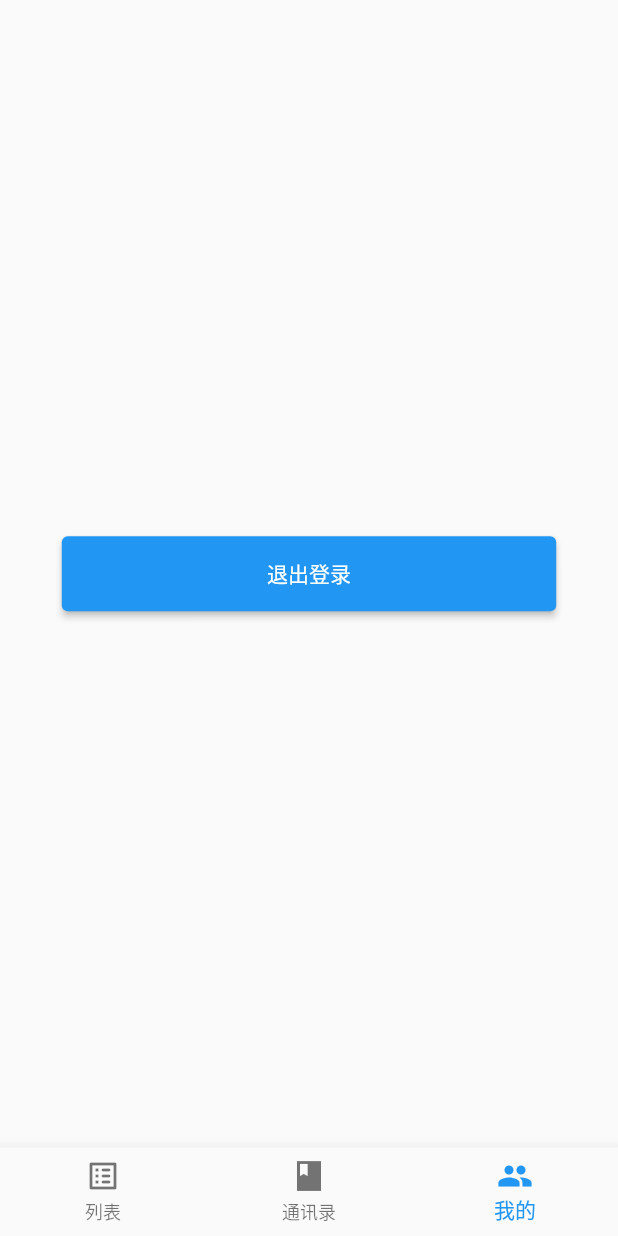
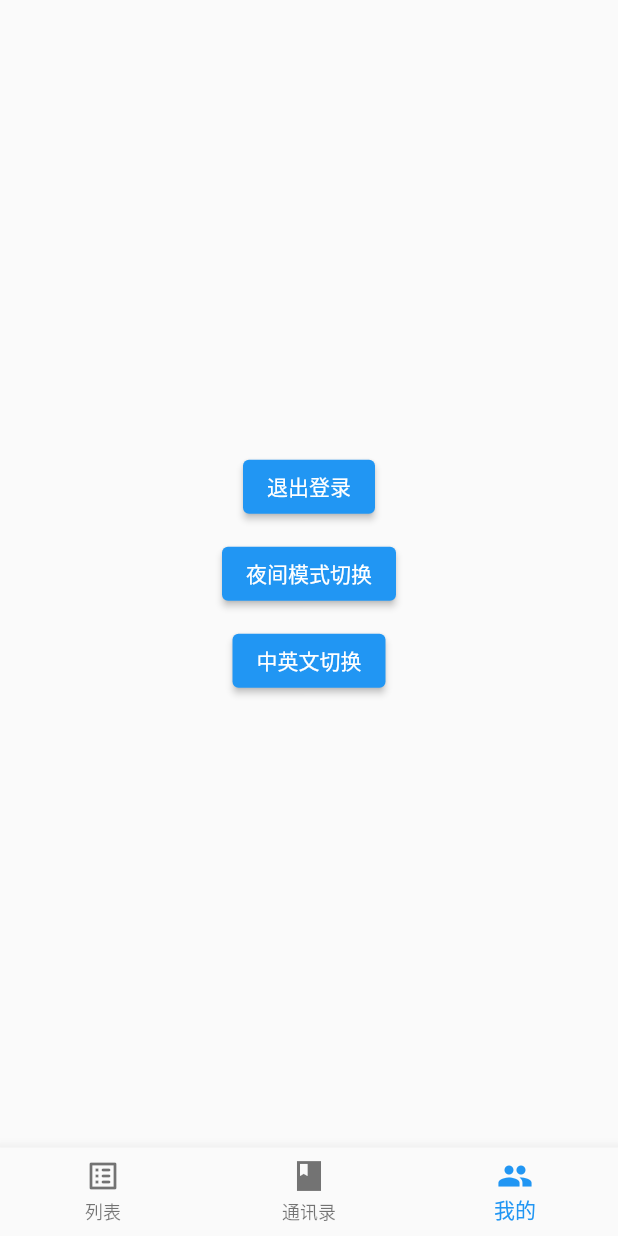
Before and after one commit to aa286211636/FlutterTemplate, a Flutter app: the Tabs screen opened by its route, item 3 of the bottom bar chosen, on a phone screen of 412 x 824 dp. Run offline on Flutter 3.47's test engine with Material 2 defaults, Android fonts, the phone set to English and light mode, and no system bars; our stand-ins replace cookie_jar, dio, dio_cookie_manager, flutter_keyboard_visibility, fluttertoast, get and 2 more; missing offline and left inert: dart:ffi; accounts and stored records are empty; network calls fail.

Commit message:
增加国际化和夜间模式

```diff
--- /dev/null
+++ b/flutter_demo/lib/common/language.dart
@@ -0,0 +1,37 @@
+import 'package:get/get.dart';
+class Language extends Translations {
+  @override
+  Map<String, Map<String, String>> get keys => {
+        'zh_CN': {
+           '英文': '英文',
+           '登录': '登录',
+           '退出登录': '退出登录',
+           '请输入账号': '请输入账号',
+           '请输入密码': '请输入密码',
+           '账号不能为空': '账号不能为空',
+           '密码不能为空': '密码不能为空',
+           '夜间模式切换':'夜间模式切换',
+           '中英文切换':'中英文切换',
+           '列表':'列表',
+           '通讯录':'通讯录',
+           '我的':'我的',
+
+
+
+        },
+        'en_US': {
+           '英文': 'english',
+           '登录': 'Login',
+           '退出登录': 'Sign out',
+           '请输入账号': 'Please enter the account number',
+           '请输入密码': 'Please enter a password',
+           '账号不能为空': 'Account cannot be empty',
+           '密码不能为空': 'Password cannot be empty',
+           '夜间模式切换':'Night mode switching',
+           '中英文切换':'zh_CN/en_US switching',
+           '列表':'List',
+           '通讯录':'Addressbook',
+           '我的':'Personal',
+        },
+  };
+}
--- a/flutter_demo/lib/login/login.dart
+++ b/flutter_demo/lib/login/login.dart
@@ -30,7 +30,7 @@ class _LoginPageState extends State<LoginPage> {
             TextField(
               controller: _accountController,
               decoration: InputDecoration(
-                labelText: '请输入账号',
+                labelText: '请输入账号'.tr,
               ),
             ),
             SizedBox(
@@ -38,7 +38,7 @@ class _LoginPageState extends State<LoginPage> {
             ),
             TextField(
               controller: _passwordController,
-              decoration: InputDecoration(labelText: '请输入密码'),
+              decoration: InputDecoration(labelText: '请输入密码'.tr),
             ),
             SizedBox(height: 40),
             Container(
@@ -49,7 +49,7 @@ class _LoginPageState extends State<LoginPage> {
                     _checkTextFlied(
                         _accountController.text, _passwordController.text);
                   },
-                  child: Text('登录')),
+                  child: Text('登录'.tr)),
             )
           ],
         ),
@@ -59,9 +59,9 @@ class _LoginPageState extends State<LoginPage> {
 
   _checkTextFlied(String accountStr, String passwordStr) {
     if (accountStr.isEmpty) {
-      Fluttertoast.showToast(msg: '账号不能为空');
+      Fluttertoast.showToast(msg: '账号不能为空'.tr);
     } else if (passwordStr.isEmpty) {
-      Fluttertoast.showToast(msg: '密码不能为空');
+      Fluttertoast.showToast(msg: '密码不能为空'.tr);
     } else {
       _loginRequest(accountStr, passwordStr);
     }
--- a/flutter_demo/lib/main.dart
+++ b/flutter_demo/lib/main.dart
@@ -3,7 +3,7 @@ import 'package:get_storage/get_storage.dart';
 import 'package:get/get.dart';
 import 'routers/routers.dart';
 import 'package:flutter_keyboard_visibility/flutter_keyboard_visibility.dart';
-
+import 'common/language.dart';
 void main() async {
   await GetStorage.init();
   runApp(const MyAPP());
@@ -18,6 +18,9 @@ class MyAPP extends StatelessWidget {
     return KeyboardDismissOnTap(
         child: GetMaterialApp(
       initialRoute: box.hasData('access_token') ? '/' : '/login',
+      translations: Language(),
+      locale: Locale('zh','CN'),
+      fallbackLocale: Locale('en','US'),
       getPages: AppRoute.routes,
       defaultTransition: Transition.cupertino,
     ));
--- a/flutter_demo/lib/pages/mine.dart
+++ b/flutter_demo/lib/pages/mine.dart
@@ -1,23 +1,55 @@
+import 'dart:ffi';
+
 import 'package:flutter/material.dart';
 import 'package:get_storage/get_storage.dart';
 import 'package:get/get.dart';
 
-class MinePage extends StatelessWidget {
+class MinePage extends StatefulWidget {
   const MinePage({super.key});
+
+  @override
+  State<MinePage> createState() => _MinePageState();
+}
+
+class _MinePageState extends State<MinePage> {
+  late var isChinese;
+
+  @override
+  void initState() {
+    isChinese = true;
+    super.initState();
+  }
 
   @override
   Widget build(BuildContext context) {
     GetStorage box = GetStorage();
     return Center(
-        child: Container(
-      width: Get.width * 0.8,
-      height: 50,
-      child: ElevatedButton(
-          onPressed: () {
-            box.erase();
-            Get.offAllNamed('/login');
-          },
-          child: Text('退出登录')),
+        child: Column(
+      mainAxisAlignment: MainAxisAlignment.center,
+      children: [
+        ElevatedButton(
+            onPressed: () {
+              box.erase();
+              Get.offAllNamed('/login');
+            },
+            child: Text('退出登录'.tr)),
+        SizedBox(height: 10),
+        ElevatedButton(
+            onPressed: () {
+              Get.changeTheme(
+                  Get.isDarkMode ? ThemeData.light() : ThemeData.dark());
+            },
+            child: Text('夜间模式切换'.tr)),
+        SizedBox(height: 10),
+        ElevatedButton(
+            onPressed: () {
+              setState(() {
+                isChinese = !isChinese;
+              });
+              Get.updateLocale(isChinese ? Locale('en_US'):Locale('zh_CN'));
+            },
+            child: Text('中英文切换'.tr)),
+      ],
     ));
   }
 }
--- a/flutter_demo/lib/pages/tabs.dart
+++ b/flutter_demo/lib/pages/tabs.dart
@@ -1,4 +1,5 @@
 import 'package:flutter/material.dart';
+import 'package:get/get.dart';
 import '../common/keepalive.dart';
 import '../pages/form.dart';
 import '../pages/mine.dart';
@@ -31,9 +32,9 @@ class _TabsState extends State<Tabs> {
       bottomNavigationBar: BottomNavigationBar(
         items: [
           BottomNavigationBarItem(
-              icon: Icon(Icons.list_alt_rounded), label: '列表'),
-          BottomNavigationBarItem(icon: Icon(Icons.book_sharp), label: '通讯录'),
-          BottomNavigationBarItem(icon: Icon(Icons.people), label: '我的'),
+              icon: Icon(Icons.list_alt_rounded), label: '列表'.tr),
+          BottomNavigationBarItem(icon: Icon(Icons.book_sharp), label: '通讯录'.tr),
+          BottomNavigationBarItem(icon: Icon(Icons.people), label: '我的'.tr),
         ],
         currentIndex: _currentIndex,
         onTap: (value) {
```
